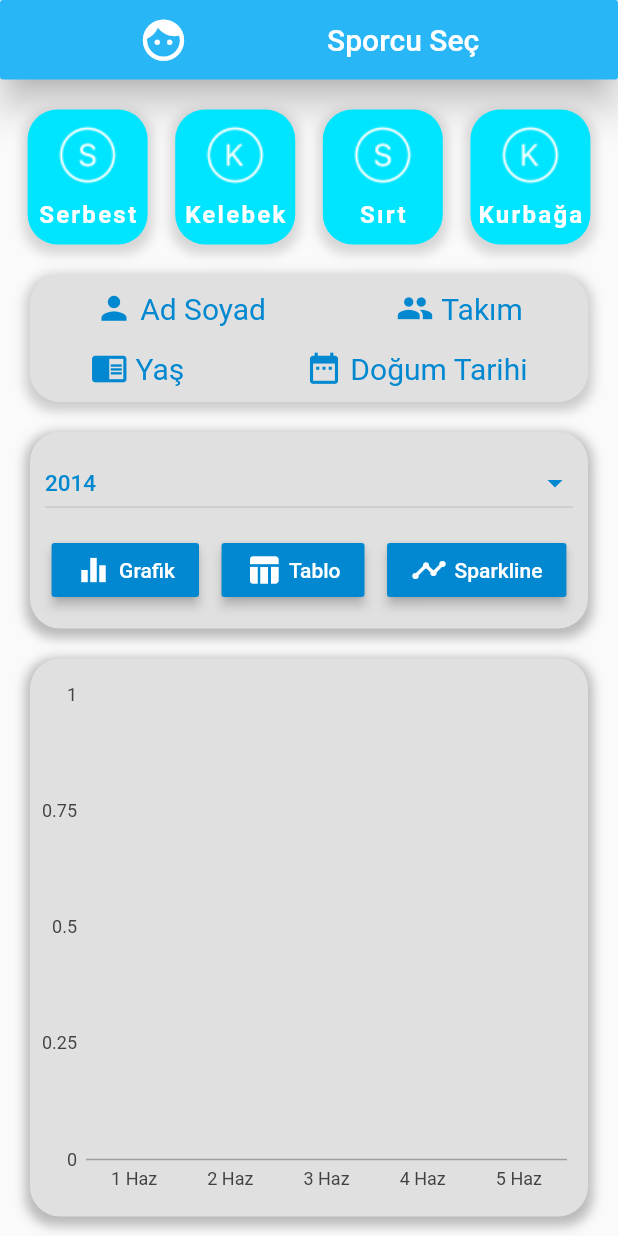
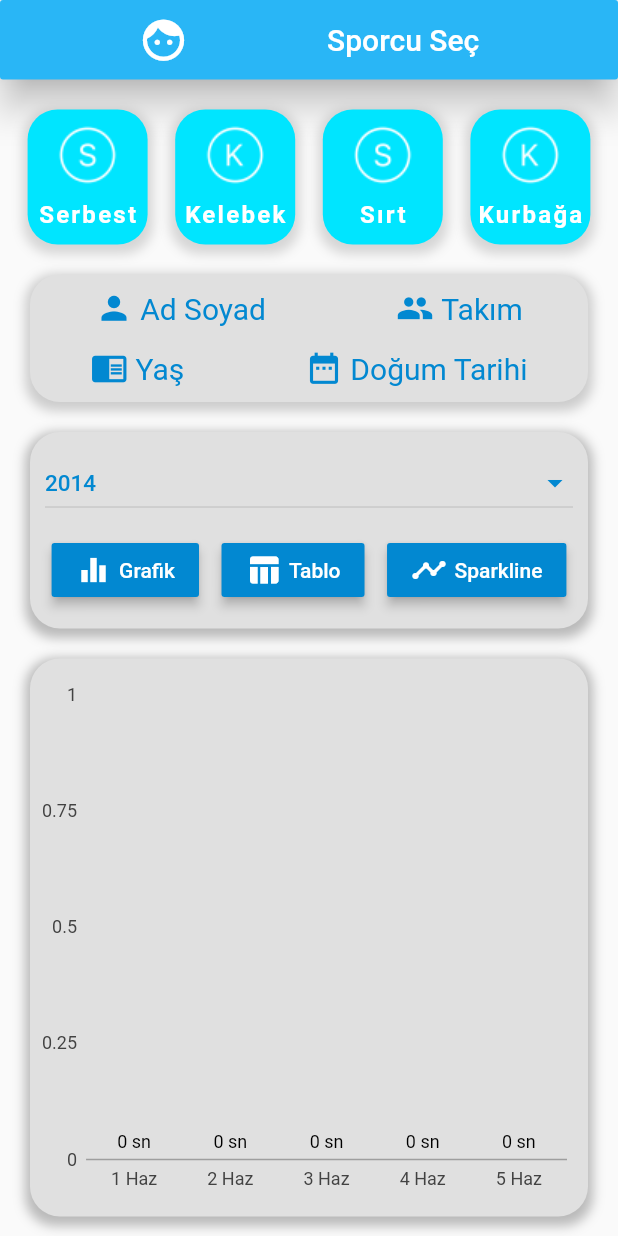
Before and after one commit to mertguven/Scoach, a Flutter app: the HomeGraph widget shown alone on an empty page, opened directly, on a phone screen of 412 x 824 dp. Run offline on Flutter 3.47's test engine with Material 2 defaults, Android fonts, the phone set to English and light mode, and no system bars; our stand-ins replace animated_text_kit, bottom_navy_bar, charts_flutter, cloud_firestore, firebase_auth, firebase_storage and 4 more; missing offline and left inert: time_formatter; accounts and stored records are empty; network calls fail.

Commit message:
Grafik ekranı güncellemeleri

```diff
--- a/lib/screens/home/graph_page.dart
+++ b/lib/screens/home/graph_page.dart
@@ -717,11 +717,14 @@ class _HomeGraphState extends State<HomeGraph> {
           measureFn: (Addcharts addcharts, _) => addcharts.time,
           id: "Grafik",
           data: veri,
+            labelAccessorFn: (Addcharts addcharts, _) =>
+            '${addcharts.time.toString()} sn'
         ),
       ];
       chartdisplay = charts.BarChart(
         series,
         animationDuration: Duration(milliseconds: 1200),
+        barRendererDecorator: new charts.BarLabelDecorator<String>(),
       );
     });
   }
```
